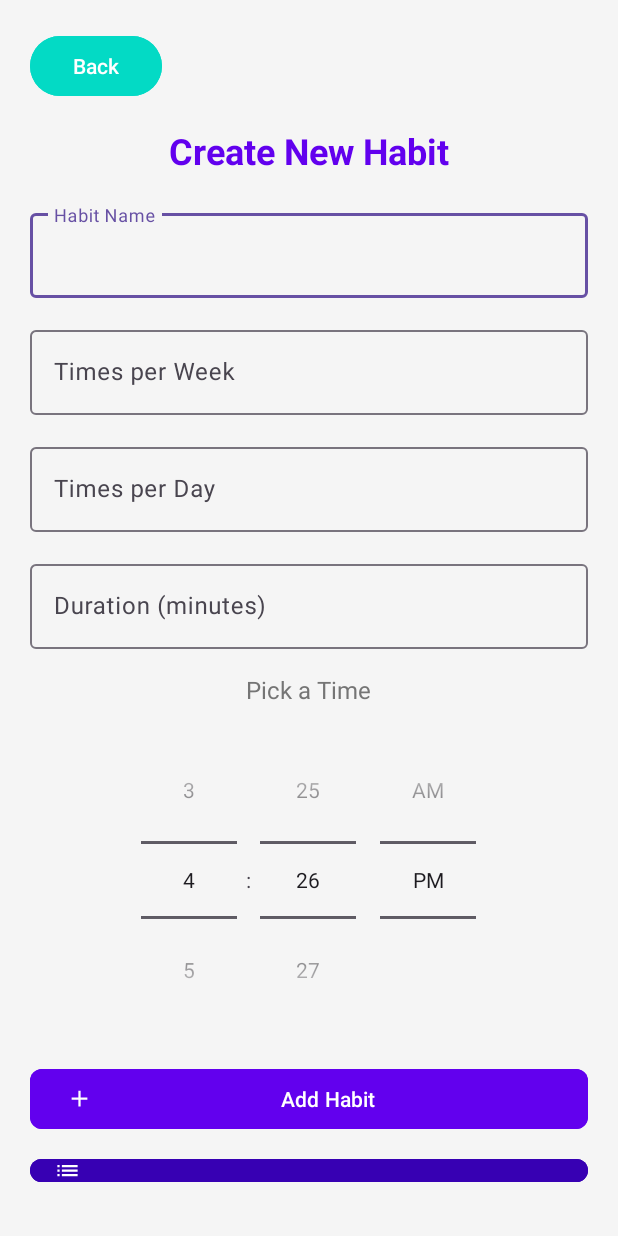
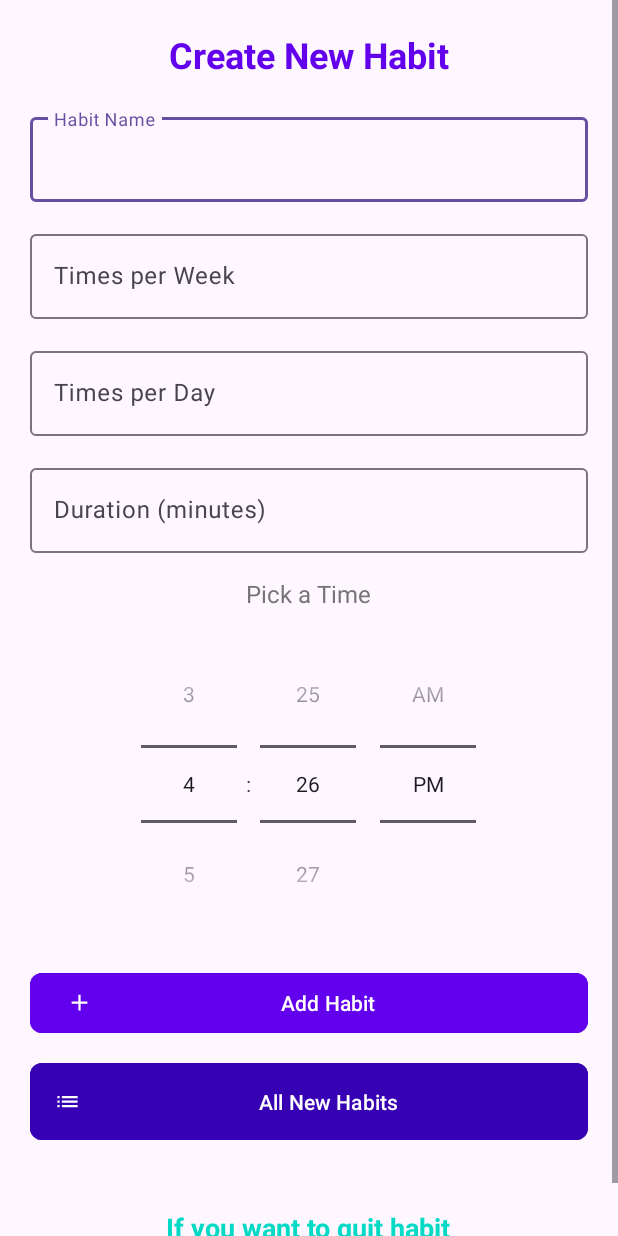
Before and after one commit to Riddhi707/HabitTrackerPrj, an Android app: the NewHabitActivity screen opened directly, with no data from a screen before it, on a phone screen of 412 x 824 dp. Run offline under Robolectric (Android 15) with nearby library versions, the phone set to English and light mode, and no system bars; our stand-ins replace Firebase (no records; nobody signed in at launch, a user with empty details on screens opened directly); 1 statement that could not run was skipped.

Commit message:
add scroll in new habit activity page

```diff
--- a/app/src/main/res/layout/activity_new_habit.xml
+++ b/app/src/main/res/layout/activity_new_habit.xml
@@ -1,25 +1,16 @@
 <?xml version="1.0" encoding="utf-8"?>
-<LinearLayout xmlns:android="http://schemas.android.com/apk/res/android"
+<ScrollView xmlns:android="http://schemas.android.com/apk/res/android"
     xmlns:app="http://schemas.android.com/apk/res-auto"
     android:layout_width="match_parent"
     android:layout_height="match_parent"
+    android:fillViewport="true">
+
+    <LinearLayout
+        android:layout_width="match_parent"
+        android:layout_height="wrap_content"
         android:orientation="vertical"
         android:padding="20dp"
-    android:gravity="center_horizontal"
-    android:background="@color/background">
-
-    <Button
-        android:id="@+id/btnBack"
-        android:layout_width="wrap_content"
-        android:layout_height="wrap_content"
-        android:text="Back"
-        android:textColor="@android:color/white"
-        android:backgroundTint="@color/colorAccent"
-        android:layout_gravity="start"
-        android:padding="8dp"
-        android:clickable="true"
-        android:focusable="true"
-        android:layout_marginBottom="16dp" />
+        android:gravity="center_horizontal">
 
         <!-- Title -->
         <TextView
@@ -120,10 +111,7 @@
             app:cornerRadius="8dp"
             app:icon="@drawable/ic_add"
             app:iconPadding="8dp"
-        android:clickable="true"
-        android:focusable="true"
             android:layout_marginBottom="12dp"/>
-
 
         <!-- Button to see all new habits -->
         <com.google.android.material.button.MaterialButton
@@ -138,10 +126,23 @@
             app:cornerRadius="8dp"
             app:icon="@drawable/ic_view_list"
             app:iconPadding="8dp"
+            android:layout_marginBottom="12dp" />
+
+        <!-- Clickable TextView to Quit Habit -->
+        <TextView
+            android:id="@+id/tvQuitHabit"
+            android:layout_width="wrap_content"
+            android:layout_height="wrap_content"
+            android:text="If you want to quit habit"
+            android:textSize="18sp"
+            android:textColor="@color/colorAccent"
+            android:textStyle="bold"
+            android:layout_marginTop="20dp"
             android:clickable="true"
             android:focusable="true"
-        android:layout_marginBottom="12dp" />
-
-
+            android:background="?attr/selectableItemBackground"
+            android:padding="10dp"
+            android:layout_gravity="center" />  <!-- Centered the TextView -->
 
     </LinearLayout>
+</ScrollView>
```
Lines whose indentation alone changed are shown as unchanged.
